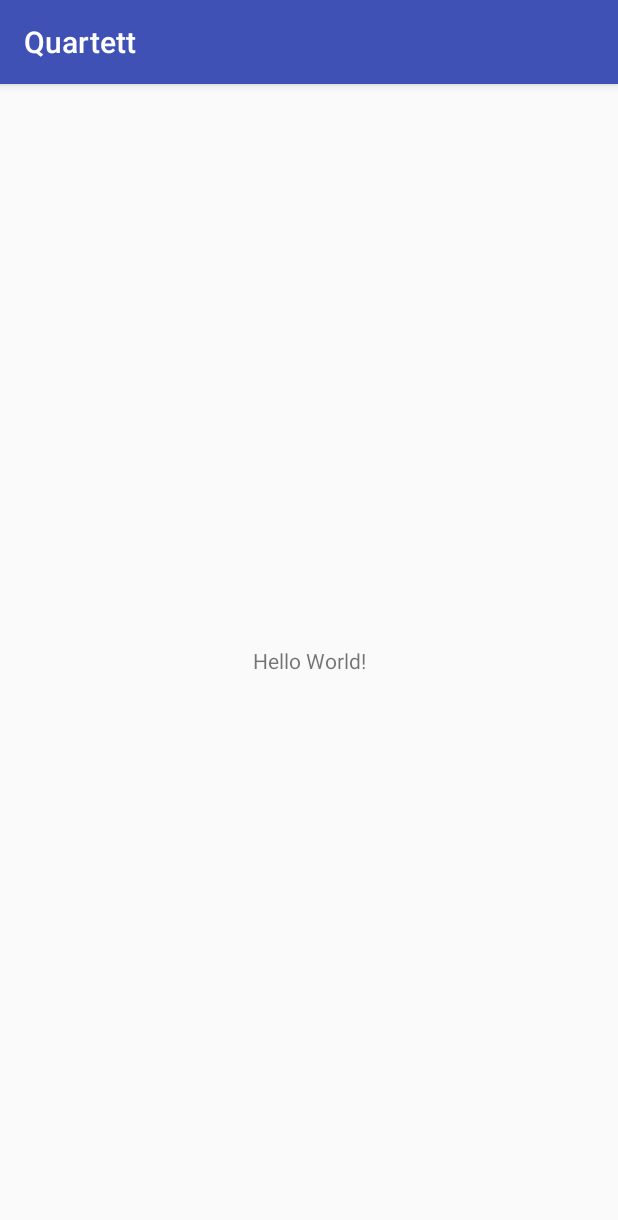
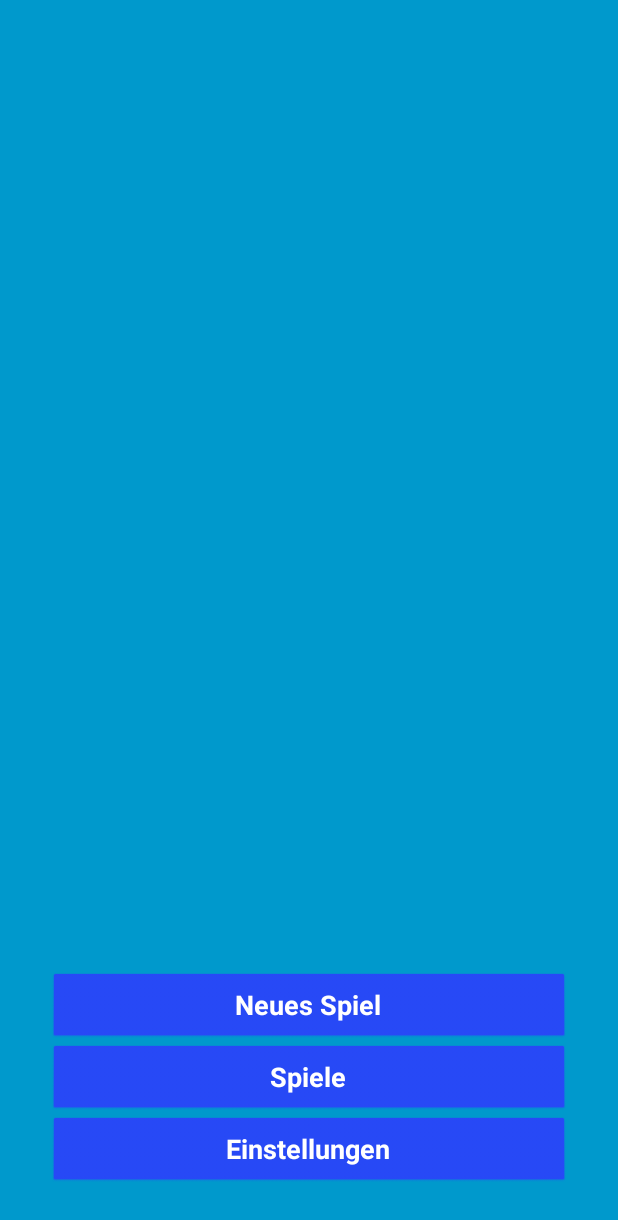
Before and after one commit to Akindofmonster/Quartett, an Android app: the screen it shows after launch (TestActivity before the commit, MainActivity after it), on a phone screen of 412 x 824 dp. Shown: the top 1220 px of the screen. Run offline under Robolectric (Android 15) with nearby library versions, the phone set to English and light mode, and no system bars.

Commit message:
Data classes, basic activity, start of database

```diff
--- a/app/build.gradle
+++ b/app/build.gradle
@@ -22,6 +22,7 @@ dependencies {
     implementation fileTree(dir: 'libs', include: ['*.jar'])
     implementation 'com.android.support:appcompat-v7:26.1.0'
     implementation 'com.android.support.constraint:constraint-layout:1.0.2'
+    implementation 'com.android.support:support-v4:26.1.0'
     testImplementation 'junit:junit:4.12'
     androidTestImplementation 'com.android.support.test:runner:1.0.1'
     androidTestImplementation 'com.android.support.test.espresso:espresso-core:3.0.1'
--- a/app/src/main/AndroidManifest.xml
+++ b/app/src/main/AndroidManifest.xml
@@ -9,7 +9,8 @@
         android:roundIcon="@mipmap/ic_launcher_round"
         android:supportsRtl="true"
         android:theme="@style/AppTheme">
-        <activity android:name=".TestActivity">
+        <activity android:name=".TestActivity"></activity>
+        <activity android:name=".MainActivity" >
             <intent-filter>
                 <action android:name="android.intent.action.MAIN" />
 
--- /dev/null
+++ b/app/src/main/java/de/uni_ulm/mal/quartett/MainActivity.java
@@ -0,0 +1,23 @@
+package de.uni_ulm.mal.quartett;
+
+import android.app.Activity;
+import android.support.v7.app.AppCompatActivity;
+import android.os.Bundle;
+import android.view.Window;
+import android.view.WindowManager;
+
+public class MainActivity extends Activity {
+
+  @Override
+  protected void onCreate(Bundle savedInstanceState) {
+    super.onCreate(savedInstanceState);
+    //Remove title bar
+    this.requestWindowFeature(Window.FEATURE_NO_TITLE);
+
+    //Remove notification bar
+    //this.getWindow().setFlags(WindowManager.LayoutParams.FLAG_FULLSCREEN, WindowManager.LayoutParams.FLAG_FULLSCREEN);
+
+    //set content view AFTER ABOVE sequence (to avoid crash)
+    setContentView(R.layout.activity_main);
+  }
+}
--- a/app/src/main/java/de/uni_ulm/mal/quartett/data/game.java
+++ b/app/src/main/java/de/uni_ulm/mal/quartett/data/Game.java
@@ -4,7 +4,7 @@ package de.uni_ulm.mal.quartett.data;
  * Created by olive on 07.01.2018.
  */
 
-public class game {
+public class Game {
 
   private int id;
   private int drawRounds;
@@ -16,7 +16,7 @@ public class game {
   private boolean ki;
   private int gamemode;
 
-  public game(int id, int drawRounds, int winRounds, int lostRounds, int numberOfCards, int enemyNumberOfCards, int startTimeRound, boolean ki, int gamemode) {
+  public Game(int id, int drawRounds, int winRounds, int lostRounds, int numberOfCards, int enemyNumberOfCards, int startTimeRound, boolean ki, int gamemode) {
     this.id = id;
     this.drawRounds = drawRounds;
     this.winRounds = winRounds;
--- a/app/src/main/java/de/uni_ulm/mal/quartett/data/gamemode.java
+++ b/app/src/main/java/de/uni_ulm/mal/quartett/data/Gamemode.java
@@ -4,5 +4,5 @@ package de.uni_ulm.mal.quartett.data;
  * Created by olive on 07.01.2018.
  */
 
-public class gamemode {
+public class Gamemode {
 }
--- a/app/src/main/java/de/uni_ulm/mal/quartett/data/setting.java
+++ b/app/src/main/java/de/uni_ulm/mal/quartett/data/Settings.java
@@ -4,7 +4,7 @@ package de.uni_ulm.mal.quartett.data;
  * Created by olive on 07.01.2018.
  */
 
-public class setting {
+public class Settings {
 
   private int music_volume;
   private int sound_volume;
@@ -12,7 +12,7 @@ public class setting {
   private boolean vibration;
   private boolean soon_ending_message;
 
-  public setting(int music_volume, int sound_volume, boolean notification, boolean vibration, boolean soon_ending_message) {
+  public Settings(int music_volume, int sound_volume, boolean notification, boolean vibration, boolean soon_ending_message) {
     this.music_volume = music_volume;
     this.sound_volume = sound_volume;
     this.notification = notification;
--- /dev/null
+++ b/app/src/main/res/color/backround.xml
@@ -0,0 +1,4 @@
+<?xml version="1.0" encoding="utf-8"?>
+<selector xmlns:android="http://schemas.android.com/apk/res/android">
+
+</selector>
--- /dev/null
+++ b/app/src/main/res/layout/activity_main.xml
@@ -0,0 +1,73 @@
+<?xml version="1.0" encoding="utf-8"?>
+<android.support.constraint.ConstraintLayout xmlns:android="http://schemas.android.com/apk/res/android"
+    xmlns:app="http://schemas.android.com/apk/res-auto"
+    xmlns:tools="http://schemas.android.com/tools"
+    android:layout_width="match_parent"
+    android:layout_height="match_parent"
+    tools:context="de.uni_ulm.mal.quartett.MainActivity">
+
+    <ImageView
+        android:id="@+id/imageView"
+        android:layout_width="0dp"
+        android:layout_height="0dp"
+        android:src="@android:color/holo_blue_dark"
+        app:layout_constraintBottom_toBottomOf="parent"
+        app:layout_constraintEnd_toEndOf="parent"
+        app:layout_constraintStart_toStartOf="parent"
+        app:layout_constraintTop_toTopOf="parent" />
+
+    <LinearLayout
+        android:layout_width="0dp"
+        android:layout_height="wrap_content"
+        android:layout_marginBottom="32dp"
+        android:layout_marginEnd="32dp"
+        android:layout_marginStart="32dp"
+        android:orientation="vertical"
+        app:layout_constraintBottom_toBottomOf="parent"
+        app:layout_constraintEnd_toEndOf="parent"
+        app:layout_constraintStart_toStartOf="parent">
+
+        <Button
+            android:id="@+id/button_newGame"
+            android:layout_width="match_parent"
+            android:layout_height="wrap_content"
+            android:backgroundTint="@color/colorPrimaryDark"
+            android:drawableBottom="?attr/colorPrimaryDark"
+            android:drawableTop="@color/colorPrimaryDark"
+            android:text="@string/new_game"
+            android:textColor="@android:color/background_light"
+            android:textSize="18sp"
+            android:textStyle="bold"
+            tools:layout_editor_absoluteX="148dp"
+            tools:layout_editor_absoluteY="332dp" />
+
+        <Button
+            android:id="@+id/button_Games"
+            android:layout_width="match_parent"
+            android:layout_height="wrap_content"
+            android:backgroundTint="@color/colorPrimaryDark"
+            android:drawableBottom="?attr/colorPrimaryDark"
+            android:drawableTop="@color/colorPrimaryDark"
+            android:text="@string/games"
+            android:textColor="@android:color/background_light"
+            android:textSize="18sp"
+            android:textStyle="bold"
+            tools:layout_editor_absoluteX="148dp"
+            tools:layout_editor_absoluteY="395dp" />
+
+        <Button
+            android:id="@+id/button_Settings"
+            android:layout_width="match_parent"
+            android:layout_height="wrap_content"
+            android:backgroundTint="@color/colorPrimaryDark"
+            android:drawableBottom="?attr/colorPrimaryDark"
+            android:drawableTop="@color/colorPrimaryDark"
+            android:text="@string/settings"
+            android:textColor="@android:color/background_light"
+            android:textSize="18sp"
+            android:textStyle="bold"
+            tools:layout_editor_absoluteX="148dp"
+            tools:layout_editor_absoluteY="272dp" />
+    </LinearLayout>
+
+</android.support.constraint.ConstraintLayout>
--- a/app/src/main/res/values/colors.xml
+++ b/app/src/main/res/values/colors.xml
@@ -1,6 +1,8 @@
 <?xml version="1.0" encoding="utf-8"?>
 <resources>
     <color name="colorPrimary">#3F51B5</color>
-    <color name="colorPrimaryDark">#303F9F</color>
-    <color name="colorAccent">#FF4081</color>
+    <color name="colorPrimaryDark">#2945f8</color>
+    <color name="colorAccent">#ff4081</color>
+
+    <color name="black_overlay">#66000000</color>
 </resources>
--- a/app/src/main/res/values/strings.xml
+++ b/app/src/main/res/values/strings.xml
@@ -1,3 +1,15 @@
 <resources>
     <string name="app_name">Quartett</string>
+
+    <string name="settings">Einstellungen</string>
+
+    <string name="new_game">Neues Spiel</string>
+
+    <string name="games">Spiele</string>
+
+    <string name="title_activity_fullscreen">FullscreenActivity</string>
+    <string name="dummy_button">Dummy Button</string>
+    <string name="dummy_content">DUMMY\nCONTENT</string>
+
+
 </resources>
--- a/app/src/main/res/values/styles.xml
+++ b/app/src/main/res/values/styles.xml
@@ -1,7 +1,7 @@
 <resources>
 
     <!-- Base application theme. -->
-    <style name="AppTheme" parent="Theme.AppCompat.Light.DarkActionBar">
+    <style name="AppTheme" parent="@android:style/Theme.Black.NoTitleBar">
         <!-- Customize your theme here. -->
         <item name="colorPrimary">@color/colorPrimary</item>
         <item name="colorPrimaryDark">@color/colorPrimaryDark</item>
```
Also changed, not shown: app/src/main/java/de/uni_ulm/mal/quartett/data/Attribute.java (added, +52 -0 lines), app/src/main/java/de/uni_ulm/mal/quartett/data/Card.java (added, +65 -0 lines), app/src/main/java/de/uni_ulm/mal/quartett/data/Category.java (added, +55 -0 lines), app/src/main/java/de/uni_ulm/mal/quartett/data/category.java (deleted, +0 -32 lines), app/src/main/java/de/uni_ulm/mal/quartett/database/QuartettDbHelper.java (added, +93 -0 lines), app/src/main/res/values/attrs.xml (added, +12 -0 lines).
